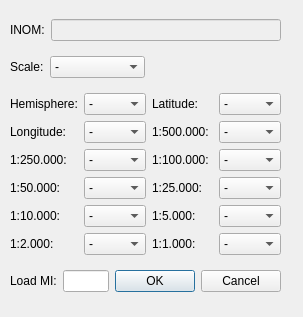
Before: the Qt Designer form LayerTools/ui_create_inom_dialog_base.ui in dsgoficial/DsgTools, drawn with Qt 5.
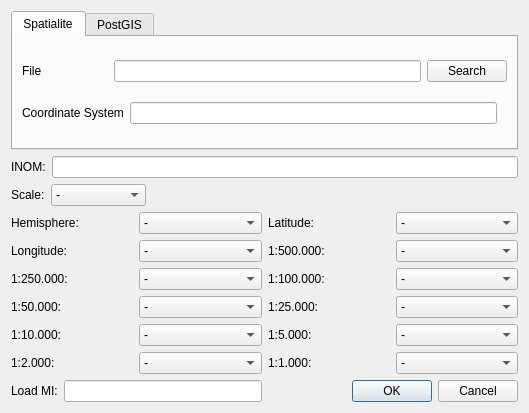
After: the same form once the commit is applied.

Commit message: Code to create the frame done

The edit to the form file:
```diff
--- a/LayerTools/ui_create_inom_dialog_base.ui
+++ b/LayerTools/ui_create_inom_dialog_base.ui
@@ -6,22 +6,133 @@
    <rect>
     <x>0</x>
     <y>0</y>
-    <width>303</width>
-    <height>317</height>
+    <width>529</width>
+    <height>393</height>
    </rect>
   </property>
   <property name="windowTitle">
    <string>Dialog</string>
   </property>
-  <widget class="QWidget" name="">
-   <property name="geometry">
-    <rect>
-     <x>10</x>
-     <y>10</y>
-     <width>271</width>
-     <height>291</height>
-    </rect>
-   </property>
+  <layout class="QGridLayout" name="gridLayout_3">
+   <item row="0" column="0">
+    <widget class="QTabWidget" name="tabWidget">
+     <property name="currentIndex">
+      <number>0</number>
+     </property>
+     <widget class="QWidget" name="tabSpatialite">
+      <attribute name="title">
+       <string>Spatialite</string>
+      </attribute>
+      <layout class="QGridLayout" name="gridLayout_4">
+       <item row="0" column="0">
+        <layout class="QHBoxLayout" name="horizontalLayout_5">
+         <item>
+          <widget class="QLabel" name="label_16">
+           <property name="text">
+            <string>File                    </string>
+           </property>
+          </widget>
+         </item>
+         <item>
+          <widget class="QLineEdit" name="spatialiteFileEdit"/>
+         </item>
+         <item>
+          <widget class="QPushButton" name="pushButtonOpenFile">
+           <property name="text">
+            <string>Search</string>
+           </property>
+          </widget>
+         </item>
+        </layout>
+       </item>
+       <item row="1" column="0">
+        <layout class="QHBoxLayout" name="horizontalLayout_6">
+         <item>
+          <widget class="QLabel" name="label_17">
+           <property name="text">
+            <string>Coordinate System</string>
+           </property>
+          </widget>
+         </item>
+         <item>
+          <widget class="QLineEdit" name="spatialiteCrsEdit"/>
+         </item>
+         <item>
+          <spacer name="horizontalSpacer_7">
+           <property name="orientation">
+            <enum>Qt::Horizontal</enum>
+           </property>
+           <property name="sizeType">
+            <enum>QSizePolicy::Minimum</enum>
+           </property>
+           <property name="sizeHint" stdset="0">
+            <size>
+             <width>10</width>
+             <height>20</height>
+            </size>
+           </property>
+          </spacer>
+         </item>
+        </layout>
+       </item>
+      </layout>
+     </widget>
+     <widget class="QWidget" name="tabPostGIS">
+      <attribute name="title">
+       <string>PostGIS</string>
+      </attribute>
+      <layout class="QGridLayout" name="gridLayout_5">
+       <item row="0" column="0">
+        <widget class="QGroupBox" name="groupBox_3">
+         <property name="title">
+          <string>Connections</string>
+         </property>
+         <layout class="QGridLayout" name="gridLayout_2">
+          <item row="0" column="0">
+           <layout class="QVBoxLayout" name="verticalLayout_2">
+            <item>
+             <widget class="QComboBox" name="comboBoxPostgis"/>
+            </item>
+           </layout>
+          </item>
+          <item row="1" column="0">
+           <layout class="QHBoxLayout" name="horizontalLayout_12">
+            <item>
+             <widget class="QLabel" name="label_18">
+              <property name="text">
+               <string>Coordinate System</string>
+              </property>
+             </widget>
+            </item>
+            <item>
+             <widget class="QLineEdit" name="postGISCrsEdit"/>
+            </item>
+            <item>
+             <spacer name="horizontalSpacer_20">
+              <property name="orientation">
+               <enum>Qt::Horizontal</enum>
+              </property>
+              <property name="sizeType">
+               <enum>QSizePolicy::Minimum</enum>
+              </property>
+              <property name="sizeHint" stdset="0">
+               <size>
+                <width>10</width>
+                <height>20</height>
+               </size>
+              </property>
+             </spacer>
+            </item>
+           </layout>
+          </item>
+         </layout>
+        </widget>
+       </item>
+      </layout>
+     </widget>
+    </widget>
+   </item>
+   <item row="1" column="0">
    <layout class="QVBoxLayout" name="verticalLayout">
     <item>
      <layout class="QHBoxLayout" name="horizontalLayout">
@@ -35,7 +146,7 @@
       <item>
        <widget class="QLineEdit" name="inomLineEdit">
         <property name="enabled">
-         <bool>false</bool>
+          <bool>true</bool>
         </property>
        </widget>
       </item>
@@ -984,7 +1095,8 @@
      </layout>
     </item>
    </layout>
-  </widget>
+   </item>
+  </layout>
  </widget>
  <resources/>
  <connections>
```
Left out of the diff: 2 changed lines with no effect on the pictures. Lines whose indentation alone changed are shown as unchanged. The commit also changes 8 other files.
